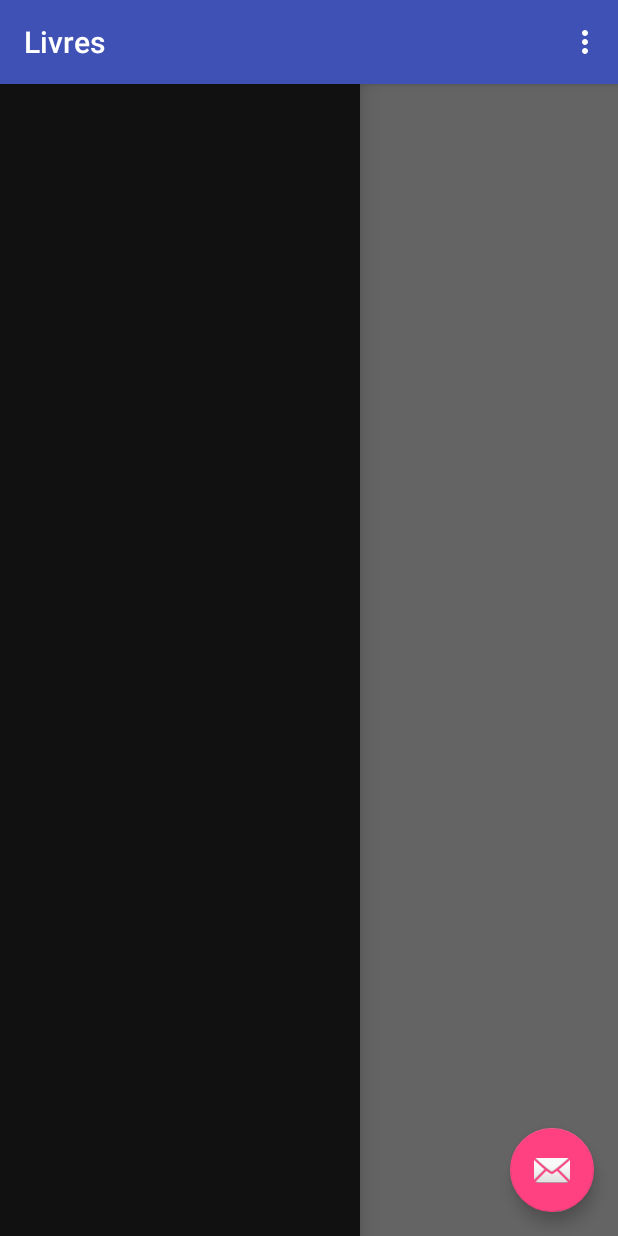
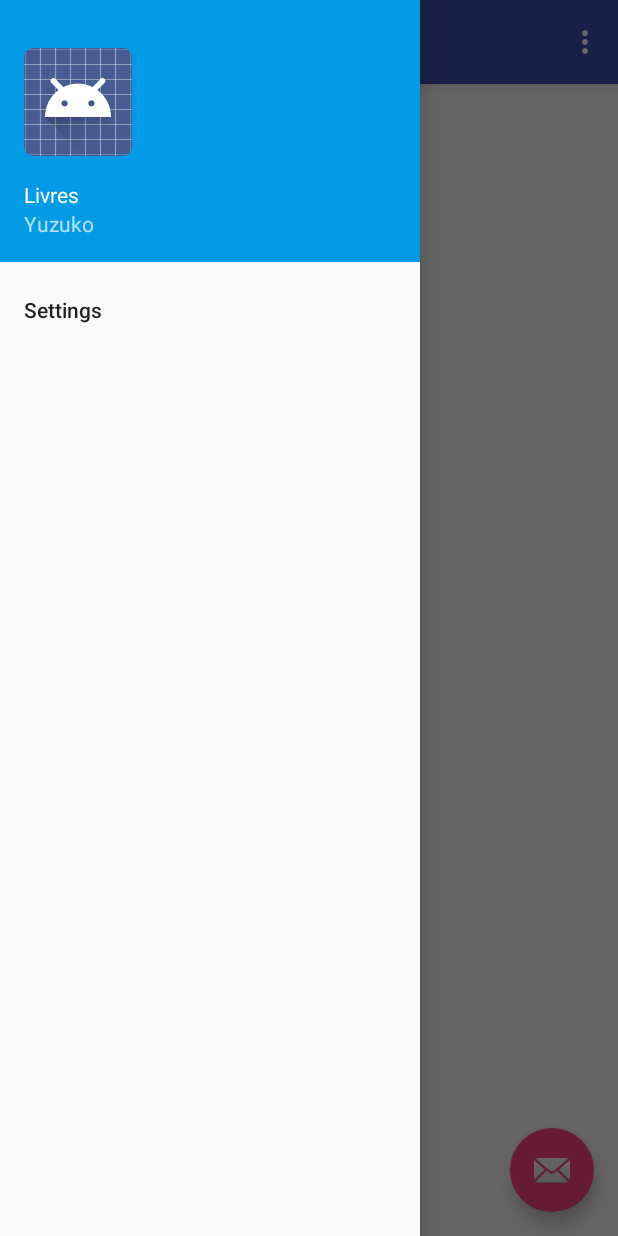
Before and after one commit to yuki2501/Livres, an Android app: the MainActivity screen opened directly, with no data from a screen before it, with the side drawer open, on a phone screen of 412 x 824 dp. Run offline under Robolectric (Android 15) with nearby library versions, the phone set to English and light mode, and no system bars.

Commit message:
Implement NavigationDrawer.

```diff
--- a/app/src/main/java/com/example/shitenshi/livres/AddActivity.java
+++ b/app/src/main/java/com/example/shitenshi/livres/AddActivity.java
@@ -21,9 +21,7 @@ public class AddActivity extends AppCompatActivity {
     Outgodbhelper outgodbhelper;
     private  static  final String PREFS_FILE = "HMPrefs";
     private  static  final String Havemoney = "Havemoney";
-    SharedPreferences prefs = getSharedPreferences(PREFS_FILE , Activity.MODE_PRIVATE);
 
-    SharedPreferences.Editor editor = prefs.edit();
     @Override
     protected void onCreate(Bundle savedInstanceState) {
         super.onCreate(savedInstanceState);
@@ -46,6 +44,7 @@ public class AddActivity extends AppCompatActivity {
                     remainingmoney = havemoney + Integer.valueOf(price.toString());
                 }if (number==1){remainingmoney = havemoney - Integer.valueOf(price.toString());
                 }
+                SharedPreferences.Editor editor = prefs.edit();
                 editor.remove("Havemoney");
                 editor.putInt("Havemoney",remainingmoney);
                 editor.commit();
--- a/app/src/main/java/com/example/shitenshi/livres/MainActivity.java
+++ b/app/src/main/java/com/example/shitenshi/livres/MainActivity.java
@@ -6,6 +6,7 @@ import android.os.Bundle;
 import android.preference.PreferenceManager;
 import android.support.design.widget.FloatingActionButton;
 import android.support.v4.widget.DrawerLayout;
+import android.support.v7.app.ActionBarDrawerToggle;
 import android.support.v7.app.AppCompatActivity;
 import android.support.v7.widget.Toolbar;
 import android.view.Menu;
@@ -43,6 +44,11 @@ public class MainActivity extends AppCompatActivity {
 
             }
         });
+        DrawerLayout drawer = (DrawerLayout) findViewById(R.id.drawer_layout);
+        ActionBarDrawerToggle toggle = new ActionBarDrawerToggle(
+                this, drawer,toolbar, R.string.app_name, R.string.app_name);
+        drawer.addDrawerListener(toggle);
+        toggle.syncState();
     }
 
     private int getState (){
--- a/app/src/main/java/com/example/shitenshi/livres/Outgodbhelper.java
+++ b/app/src/main/java/com/example/shitenshi/livres/Outgodbhelper.java
@@ -23,8 +23,8 @@ public class Outgodbhelper extends SQLiteOpenHelper {
             "rowid integer primary key autoincrement," +
             CATEGORY_KEY + " string," +
             PRODUCTNAME_KEY + " string," +
-            PRICE_KEY + " integer" +
-            REMAININGMONEY_KEY + "integer" +
+            PRICE_KEY + " integer," +
+            REMAININGMONEY_KEY + " integer" +
 
 
             ")";
--- a/app/src/main/res/layout/activity_main.xml
+++ b/app/src/main/res/layout/activity_main.xml
@@ -1,11 +1,18 @@
 <?xml version="1.0" encoding="utf-8"?>
-<android.support.design.widget.CoordinatorLayout xmlns:android="http://schemas.android.com/apk/res/android"
+
+
+
+<android.support.v4.widget.DrawerLayout
+    xmlns:android="http://schemas.android.com/apk/res/android"
     xmlns:app="http://schemas.android.com/apk/res-auto"
     xmlns:tools="http://schemas.android.com/tools"
     android:layout_width="match_parent"
     android:layout_height="match_parent"
-    tools:context="com.example.shitenshi.livres.MainActivity">
-
+    tools:context="com.example.shitenshi.livres.MainActivity"
+    android:id="@+id/drawer_layout">
+    <android.support.design.widget.CoordinatorLayout
+        android:layout_width="match_parent"
+        android:layout_height="match_parent">
         <android.support.design.widget.AppBarLayout
             android:layout_width="match_parent"
             android:layout_height="wrap_content"
@@ -29,26 +36,12 @@
             android:layout_gravity="bottom|end"
             android:layout_margin="@dimen/fab_margin"
             app:srcCompat="@android:drawable/ic_dialog_email" />
-    <android.support.v4.widget.DrawerLayout
-        android:id="@+id/drawer_layout"
-        android:layout_width="match_parent"
-        android:layout_height="match_parent">
-        <FrameLayout
-            android:layout_width="match_parent"
-            android:layout_height="match_parent"
-            />
-        <ListView
-            android:layout_width="240dp"
-            android:layout_height="match_parent"
-            android:layout_gravity = "start"
-            android:choiceMode="singleChoice"
-            android:divider="@android:color/transparent"
-            android:dividerHeight="0dp"
-            android:background="#111"
-            />
-    </android.support.v4.widget.DrawerLayout>
-
-
-
 
     </android.support.design.widget.CoordinatorLayout>
+    <android.support.design.widget.NavigationView
+    android:layout_width="wrap_content"
+    android:layout_height="match_parent"
+    android:layout_gravity="start"
+    app:menu="@menu/menu_main"
+    app:headerLayout="@layout/nav_header_main"/>
+</android.support.v4.widget.DrawerLayout>
--- /dev/null
+++ b/app/src/main/res/layout/nav_header_main.xml
@@ -0,0 +1,34 @@
+<?xml version="1.0" encoding="utf-8"?>
+<LinearLayout xmlns:android="http://schemas.android.com/apk/res/android"
+    android:layout_width="match_parent"
+    android:layout_height="match_parent"
+    android:background="#039BE5"
+    android:paddingBottom="@dimen/activity_vertical_margin"
+    android:paddingLeft="@dimen/activity_horizontal_margin"
+    android:paddingRight="@dimen/activity_horizontal_margin"
+    android:paddingTop="@dimen/activity_vertical_margin"
+    android:theme="@style/ThemeOverlay.AppCompat.Dark"
+    android:gravity="bottom"
+    android:orientation="vertical">
+
+    <ImageView
+        android:layout_width="wrap_content"
+        android:layout_height="wrap_content"
+        android:paddingTop="16dp"
+        android:src="@android:drawable/sym_def_app_icon"
+        android:id="@+id/imageView" />
+
+    <TextView
+        android:layout_width="match_parent"
+        android:layout_height="wrap_content"
+        android:paddingTop="16dp"
+        android:text="Livres"
+        android:textAppearance="@style/TextAppearance.AppCompat.Body1" />
+
+    <TextView
+        android:layout_width="wrap_content"
+        android:layout_height="wrap_content"
+        android:text="Yuzuko"
+        android:id="@+id/textView" />
+
+</LinearLayout>
```
Lines whose indentation alone changed are shown as unchanged.
